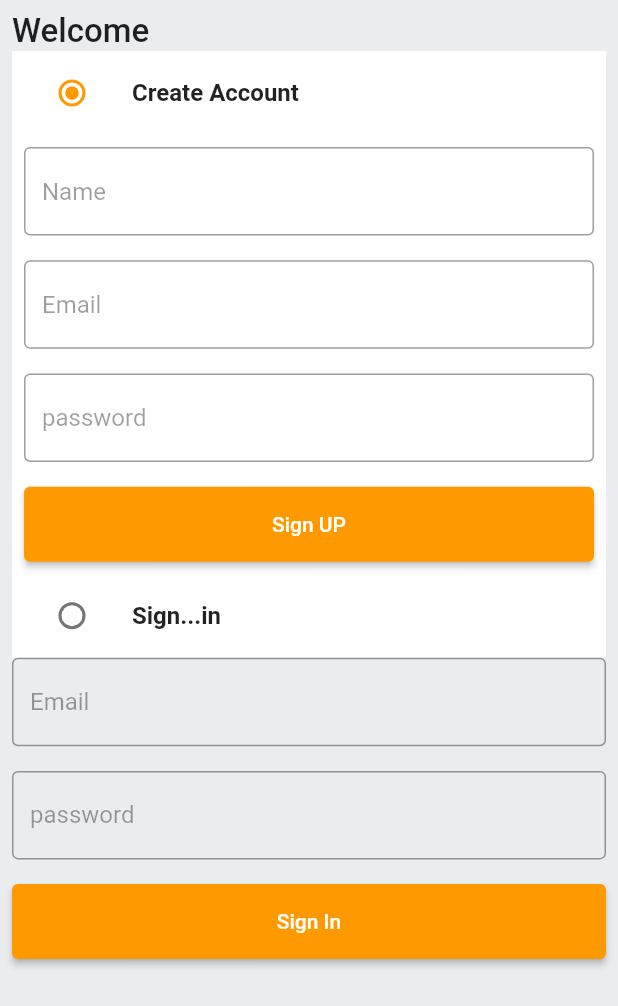
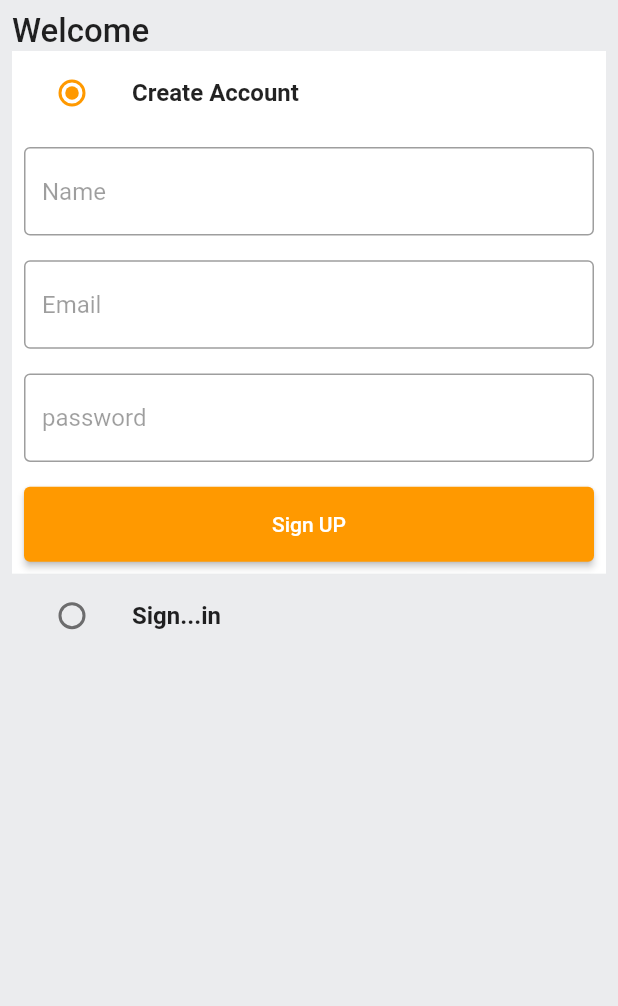
Before and after one commit to MohmaedSobhy/amazon, a Flutter app: the screen it shows after launch, on a phone screen of 412 x 824 dp. Shown: the top 1006 px of the screen. Run offline on Flutter 3.47's test engine with Material 2 defaults, Android fonts, the phone set to English and light mode, and no system bars; our stand-ins replace flutter_bloc, get.

Commit message:
authincation cubit

```diff
--- a/lib/Feature/Auth/screens/authincation_screen.dart
+++ b/lib/Feature/Auth/screens/authincation_screen.dart
@@ -8,7 +8,7 @@ import 'package:flutter_bloc/flutter_bloc.dart';
 
 class AuthincationScreen extends StatelessWidget {
   final String value = 'Create';
-  final bool check = true;
+
   const AuthincationScreen({super.key});
 
   @override
@@ -50,13 +50,14 @@ class AuthincationScreen extends StatelessWidget {
                     ),
                   ),
                   Visibility(
-                    visible: check,
+                    visible: AuthincationCubit.get(context).isSignin,
                     child: const SignUpFormView(),
                   ),
                   ListTile(
-                    tileColor: (AuthincationCubit.get(context).isSignin)
-                        ? AppColor.backgroundColor
-                        : AppColor.greyBackgroundCOlor,
+                    tileColor:
+                        (AuthincationCubit.get(context).isSignin == false)
+                            ? AppColor.backgroundColor
+                            : AppColor.greyBackgroundCOlor,
                     leading: Radio(
                       activeColor: AppColor.secondaryColor,
                       value: 'Sigin',
@@ -73,7 +74,7 @@ class AuthincationScreen extends StatelessWidget {
                     ),
                   ),
                   Visibility(
-                    visible: (AuthincationCubit.get(context).isSignin),
+                    visible: (AuthincationCubit.get(context).isSignin == false),
                     child: const SignInFormView(),
                   ),
                 ],
--- a/lib/Feature/Auth/views/sign_in_form.dart
+++ b/lib/Feature/Auth/views/sign_in_form.dart
@@ -1,4 +1,5 @@
 import 'package:amazon/Feature/Auth/views/sized_box_hight.dart';
+import 'package:amazon/core/theme/app_color.dart';
 import 'package:flutter/material.dart';
 
 import '../../../core/widgets/custom_buttom.dart';
@@ -10,6 +11,9 @@ class SignInFormView extends StatelessWidget {
   @override
   Widget build(BuildContext context) {
     return Form(
+      child: Container(
+        color: AppColor.backgroundColor,
+        padding: const EdgeInsets.all(9),
         child: Column(
           crossAxisAlignment: CrossAxisAlignment.start,
           children: [
@@ -32,6 +36,7 @@ class SignInFormView extends StatelessWidget {
             )
           ],
         ),
+      ),
     );
   }
 }
--- a/lib/core/widgets/text_form_field.dart
+++ b/lib/core/widgets/text_form_field.dart
@@ -33,7 +33,7 @@ class CustomeTextFormField extends StatelessWidget {
       obscureText: (obscure == null) ? false : obscure!,
       decoration: InputDecoration(
         hintText: hint,
-        hintStyle: TextStyle(
+        hintStyle: const TextStyle(
           color: Colors.black38,
         ),
         focusedBorder: const OutlineInputBorder(
```
Lines whose indentation alone changed are shown as unchanged.
